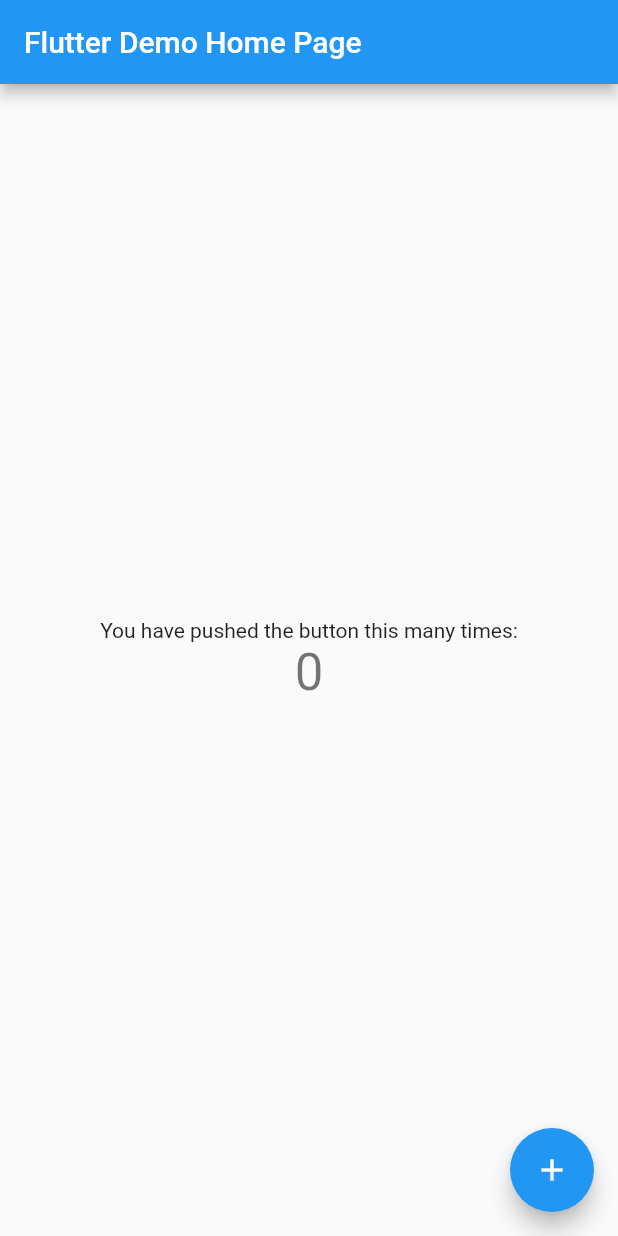
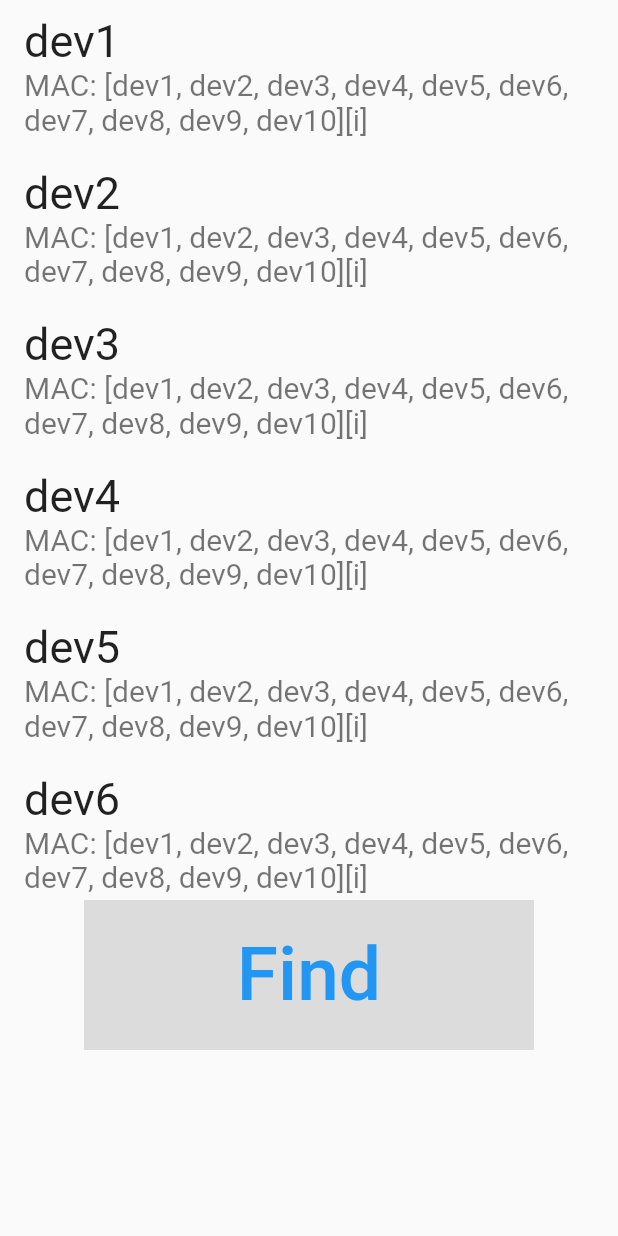
Before and after one commit to MarkKh792/flutter_android_ble, a Flutter app: the screen it shows after launch, on a phone screen of 412 x 824 dp. Run offline on Flutter 3.47's test engine with Material 2 defaults, Android fonts, the phone set to English and light mode, and no system bars.

Commit message:
feat: create main page

```diff
--- a/lib/main.dart
+++ b/lib/main.dart
@@ -1,4 +1,5 @@
 import 'package:flutter/material.dart';
+import 'package:flutter_android_ble/ui/main_page.dart';
 
 void main() {
   runApp(const MyApp());
@@ -11,105 +12,11 @@ class MyApp extends StatelessWidget {
   @override
   Widget build(BuildContext context) {
     return MaterialApp(
-      title: 'Flutter Demo',
+      title: 'BLE implementation',
       theme: ThemeData(
-        // This is the theme of your application.
-        //
-        // Try running your application with "flutter run". You'll see the
-        // application has a blue toolbar. Then, without quitting the app, try
-        // changing the primarySwatch below to Colors.green and then invoke
-        // "hot reload" (press "r" in the console where you ran "flutter run",
-        // or simply save your changes to "hot reload" in a Flutter IDE).
-        // Notice that the counter didn't reset back to zero; the application
-        // is not restarted.
         primarySwatch: Colors.blue,
       ),
-      home: const MyHomePage(title: 'Flutter Demo Home Page'),
+      home: const MainPage(),
     );
   }
 }
-
-class MyHomePage extends StatefulWidget {
-  const MyHomePage({Key? key, required this.title}) : super(key: key);
-
-  // This widget is the home page of your application. It is stateful, meaning
-  // that it has a State object (defined below) that contains fields that affect
-  // how it looks.
-
-  // This class is the configuration for the state. It holds the values (in this
-  // case the title) provided by the parent (in this case the App widget) and
-  // used by the build method of the State. Fields in a Widget subclass are
-  // always marked "final".
-
-  final String title;
-
-  @override
-  State<MyHomePage> createState() => _MyHomePageState();
-}
-
-class _MyHomePageState extends State<MyHomePage> {
-  int _counter = 0;
-
-  void _incrementCounter() {
-    setState(() {
-      // This call to setState tells the Flutter framework that something has
-      // changed in this State, which causes it to rerun the build method below
-      // so that the display can reflect the updated values. If we changed
-      // _counter without calling setState(), then the build method would not be
-      // called again, and so nothing would appear to happen.
-      _counter++;
-    });
-  }
-
-  @override
-  Widget build(BuildContext context) {
-    // This method is rerun every time setState is called, for instance as done
-    // by the _incrementCounter method above.
-    //
-    // The Flutter framework has been optimized to make rerunning build methods
-    // fast, so that you can just rebuild anything that needs updating rather
-    // than having to individually change instances of widgets.
-    return Scaffold(
-      appBar: AppBar(
-        // Here we take the value from the MyHomePage object that was created by
-        // the App.build method, and use it to set our appbar title.
-        title: Text(widget.title),
-      ),
-      body: Center(
-        // Center is a layout widget. It takes a single child and positions it
-        // in the middle of the parent.
-        child: Column(
-          // Column is also a layout widget. It takes a list of children and
-          // arranges them vertically. By default, it sizes itself to fit its
-          // children horizontally, and tries to be as tall as its parent.
-          //
-          // Invoke "debug painting" (press "p" in the console, choose the
-          // "Toggle Debug Paint" action from the Flutter Inspector in Android
-          // Studio, or the "Toggle Debug Paint" command in Visual Studio Code)
-          // to see the wireframe for each widget.
-          //
-          // Column has various properties to control how it sizes itself and
-          // how it positions its children. Here we use mainAxisAlignment to
-          // center the children vertically; the main axis here is the vertical
-          // axis because Columns are vertical (the cross axis would be
-          // horizontal).
-          mainAxisAlignment: MainAxisAlignment.center,
-          children: <Widget>[
-            const Text(
-              'You have pushed the button this many times:',
-            ),
-            Text(
-              '$_counter',
-              style: Theme.of(context).textTheme.headline4,
-            ),
-          ],
-        ),
-      ),
-      floatingActionButton: FloatingActionButton(
-        onPressed: _incrementCounter,
-        tooltip: 'Increment',
-        child: const Icon(Icons.add),
-      ), // This trailing comma makes auto-formatting nicer for build methods.
-    );
-  }
-}
--- /dev/null
+++ b/lib/src/constants.dart
@@ -0,0 +1,15 @@
+const String noDevicesFoundText = 'No bluetooth devices found';
+const String findText = 'Find';
+
+const List<String> devices = [
+  'dev1',
+  'dev2',
+  'dev3',
+  'dev4',
+  'dev5',
+  'dev6',
+  'dev7',
+  'dev8',
+  'dev9',
+  'dev10',
+];
--- /dev/null
+++ b/lib/ui/main_page.dart
@@ -0,0 +1,35 @@
+import 'package:flutter/material.dart';
+import 'package:flutter_android_ble/ui/widgets/custom_list_view.dart';
+
+import '../src/constants.dart';
+
+class MainPage extends StatefulWidget {
+  const MainPage({super.key});
+
+  @override
+  State<MainPage> createState() => _MainPageState();
+}
+
+class _MainPageState extends State<MainPage> {
+  @override
+  Widget build(BuildContext context) {
+    return Scaffold(
+      body: Column(
+        children: [
+          const CustomListView(),
+          Container(
+              color: Colors.black12,
+              height: 100,
+              width: 300,
+              child: TextButton(
+                child: const Text(
+                  findText,
+                  style: TextStyle(fontSize: 50),
+                ),
+                onPressed: () {},
+              ))
+        ],
+      ),
+    );
+  }
+}
--- /dev/null
+++ b/lib/ui/widgets/custom_list_view.dart
@@ -0,0 +1,47 @@
+import 'package:flutter/material.dart';
+
+import '../../src/constants.dart';
+
+class CustomListView extends StatefulWidget {
+  const CustomListView({super.key});
+
+  @override
+  State<CustomListView> createState() => _CustomListViewState();
+}
+
+class _CustomListViewState extends State<CustomListView> {
+  @override
+  Widget build(BuildContext context) {
+    bool noDevicesFound = false;
+
+    return SizedBox(
+      height: 600,
+      child: !noDevicesFound
+          ? Scrollbar(
+              child: ListView(
+                children: [
+                  for (int i = 0; i < devices.length; i++)
+                    ListTile(
+                      title: Text(devices[i],
+                          style: const TextStyle(fontSize: 30)),
+                      minVerticalPadding: 10,
+                      subtitle: Text(
+                        'MAC: $devices[i]',
+                        style: const TextStyle(fontSize: 20),
+                      ),
+                      onTap: () {
+                        throw UnimplementedError(
+                            'Implement bluetooth connection');
+                      },
+                    )
+                ],
+              ),
+            )
+          : const Center(
+              child: Text(
+              noDevicesFoundText,
+              style: TextStyle(fontSize: 30),
+            )),
+    );
+  }
+}
```
Also changed, not shown: 2 other files.
